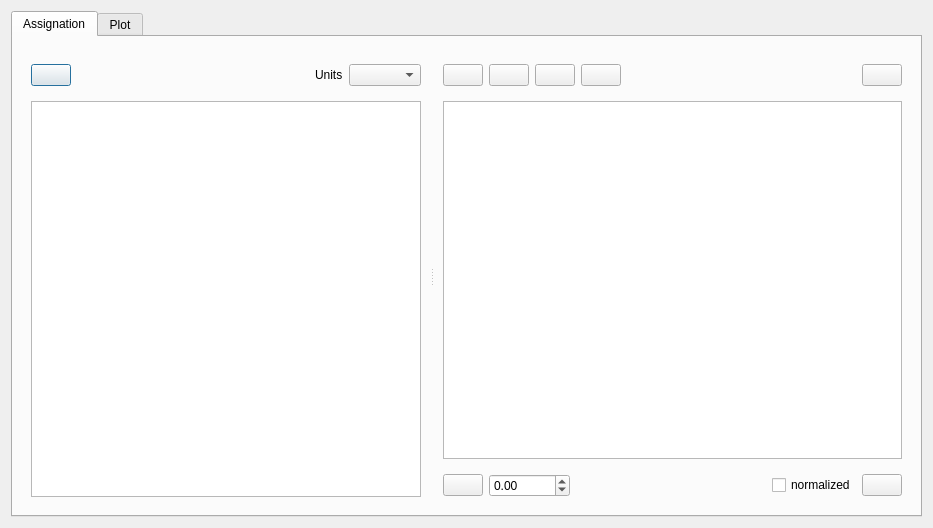
SanPen/GridCal, file src/GridCal/Gui/ProfilesInput/gui.ui: the form before one commit.
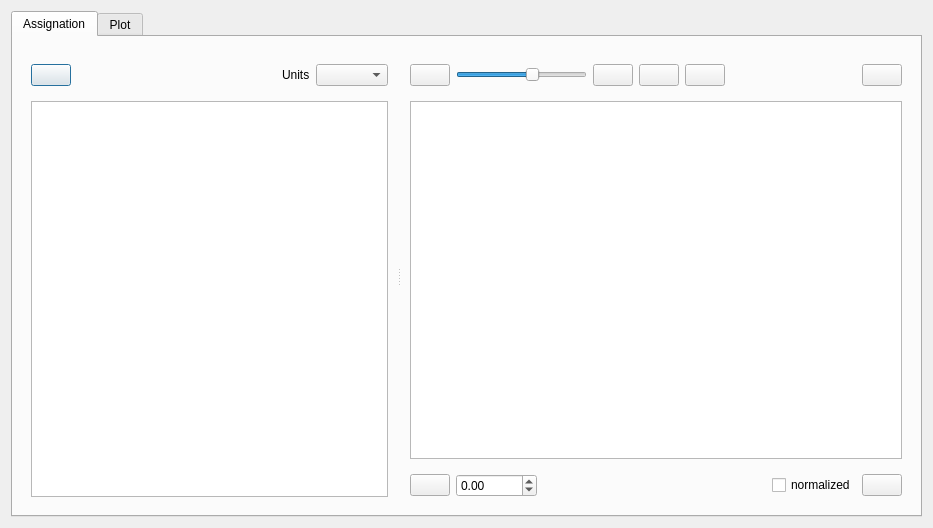
The form after the commit. Icons and pictures are not drawn. Custom widgets are drawn as their Qt base class.

```diff
--- a/src/GridCal/Gui/ProfilesInput/gui.ui
+++ b/src/GridCal/Gui/ProfilesInput/gui.ui
@@ -134,6 +134,25 @@
                 </property>
                </widget>
               </item>
+              <item>
+               <widget class="QSlider" name="autolink_slider">
+                <property name="toolTip">
+                 <string>Auto-link string simmilarity</string>
+                </property>
+                <property name="minimum">
+                 <number>1</number>
+                </property>
+                <property name="maximum">
+                 <number>100</number>
+                </property>
+                <property name="value">
+                 <number>60</number>
+                </property>
+                <property name="orientation">
+                 <enum>Qt::Horizontal</enum>
+                </property>
+               </widget>
+              </item>
               <item>
                <widget class="QPushButton" name="rnd_link_pushButton">
                 <property name="toolTip">
```
